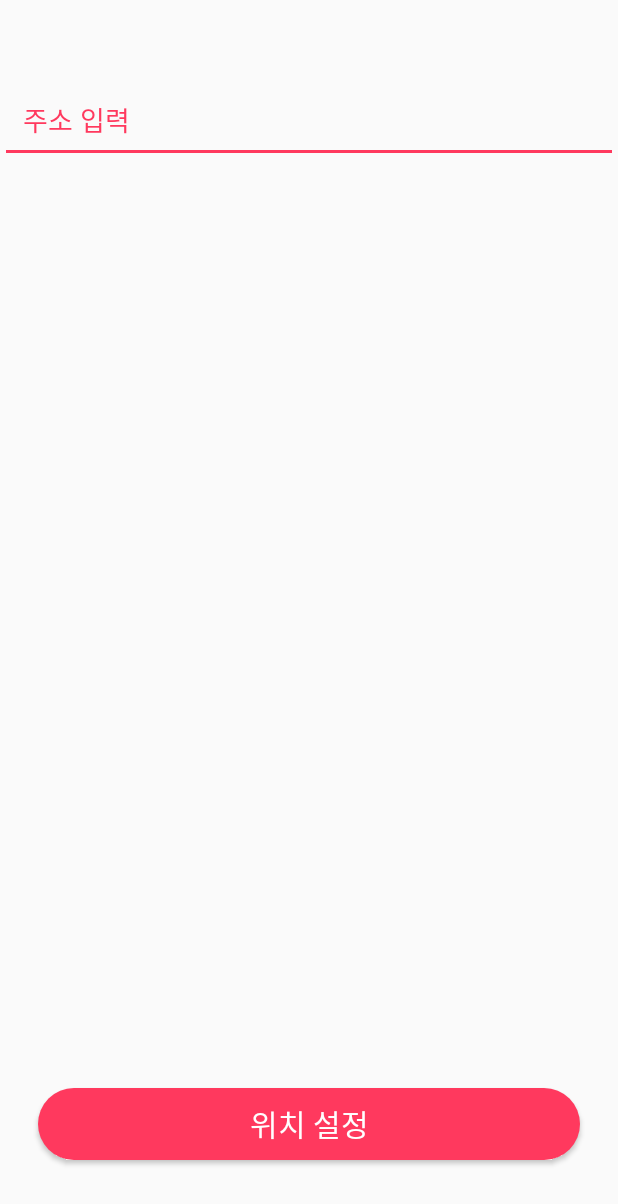
After one commit to DSM-GRAM/Pimo-Front, an Android app: the layout searchlocation.xml on its own in the app's theme, with its tools: preview values and no code run, on a phone screen of 412 x 824 dp. The commit adds this screen. Shown: the top 1204 px of the screen. Run offline under Robolectric (Android 15) with nearby library versions, the phone set to English and light mode, and no system bars.

Commit message:
add searchlocation

```diff
--- /dev/null
+++ b/Pimo/Pimo/app/src/main/res/layout/searchlocation.xml
@@ -0,0 +1,49 @@
+<?xml version="1.0" encoding="utf-8"?>
+<LinearLayout xmlns:android="http://schemas.android.com/apk/res/android"
+    android:layout_width="match_parent"
+    android:layout_height="match_parent"
+    xmlns:app="http://schemas.android.com/apk/res-auto"
+    android:orientation="vertical">
+
+    <LinearLayout
+        android:layout_width="match_parent"
+        android:layout_height="wrap_content"
+        android:layout_weight="0.5">
+
+        <EditText
+
+            android:layout_width="match_parent"
+            android:layout_height="wrap_content"
+            android:layout_marginTop="20dp"
+            android:theme="@style/EditTextStyle"
+            android:hint="주소 입력"
+            android:paddingLeft="15dp"
+            android:paddingBottom="15dp"
+            android:layout_gravity="bottom">
+
+
+        </EditText>
+    </LinearLayout>
+
+    <LinearLayout
+        android:layout_width="match_parent"
+        android:layout_height="wrap_content"
+        android:layout_weight="5.5">
+        <Button
+            android:id="@+id/button_complete"
+            android:layout_width="match_parent"
+            android:layout_height="wrap_content"
+            android:layout_alignParentBottom="true"
+            android:layout_marginBottom="25dp"
+            android:layout_marginLeft="25dp"
+            android:layout_marginRight="25dp"
+            android:background="@drawable/round_circle2"
+            android:text="위치 설정"
+            android:textColor="@android:color/white"
+            android:textSize="20dp"
+            android:layout_gravity="bottom"/>
+    </LinearLayout>
+
+
+
+</LinearLayout>
--- a/Pimo/Pimo/app/src/main/res/values/styles.xml
+++ b/Pimo/Pimo/app/src/main/res/values/styles.xml
@@ -17,5 +17,11 @@
         <item name="android:colorPrimaryDark">#ffffff</item>
         <item name="android:colorAccent">#ffffff</item>
     </style>
+    <style name="EditTextStyle" parent="Widget.AppCompat.EditText">
+        <item name="colorControlNormal">#ff395e</item>
+        <item name="colorControlActivated">#ff395e</item>
+        <item name="android:textColor">#ff395e</item>
+        <item name="android:textColorHint">#ff395e</item>
+    </style>
 
 </resources>
```
